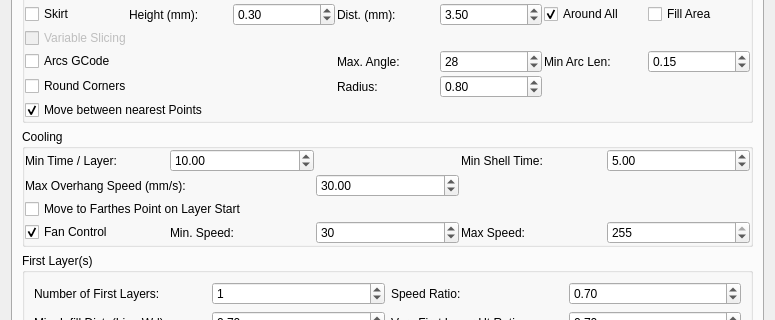
Qt form RepsnapperQt/preferences_dlg.ui (timschmidt/repsnapper) before a commit; both pictures show x 0 to 775 and y 90 to 410 of the 775 by 802 pixel window.
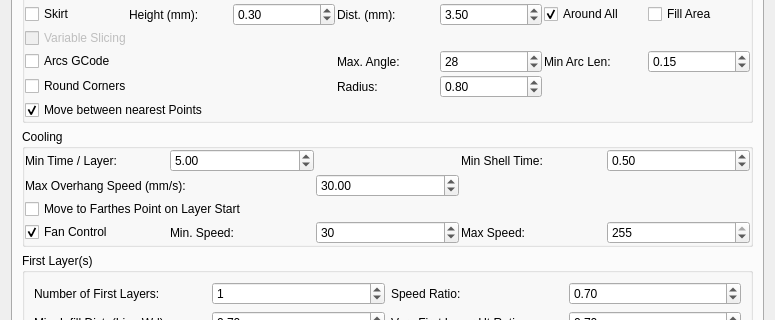
The same form after that commit. The open tabs and pages were chosen to show the change. Icons and pictures are not drawn. Custom widgets are drawn as their Qt base class.

```diff
--- a/RepsnapperQt/preferences_dlg.ui
+++ b/RepsnapperQt/preferences_dlg.ui
@@ -1829,14 +1829,14 @@
           <item row="0" column="1">
            <widget class="QDoubleSpinBox" name="Slicing_MinLayertime">
             <property name="value">
-             <double>10.000000000000000</double>
+             <double>5.000000000000000</double>
             </property>
            </widget>
           </item>
           <item row="0" column="4">
            <widget class="QDoubleSpinBox" name="Slicing_MinShelltime">
             <property name="value">
-             <double>5.000000000000000</double>
+             <double>0.500000000000000</double>
             </property>
            </widget>
           </item>
```
Left out of the diff: 5 changed lines with no effect on the pictures.
